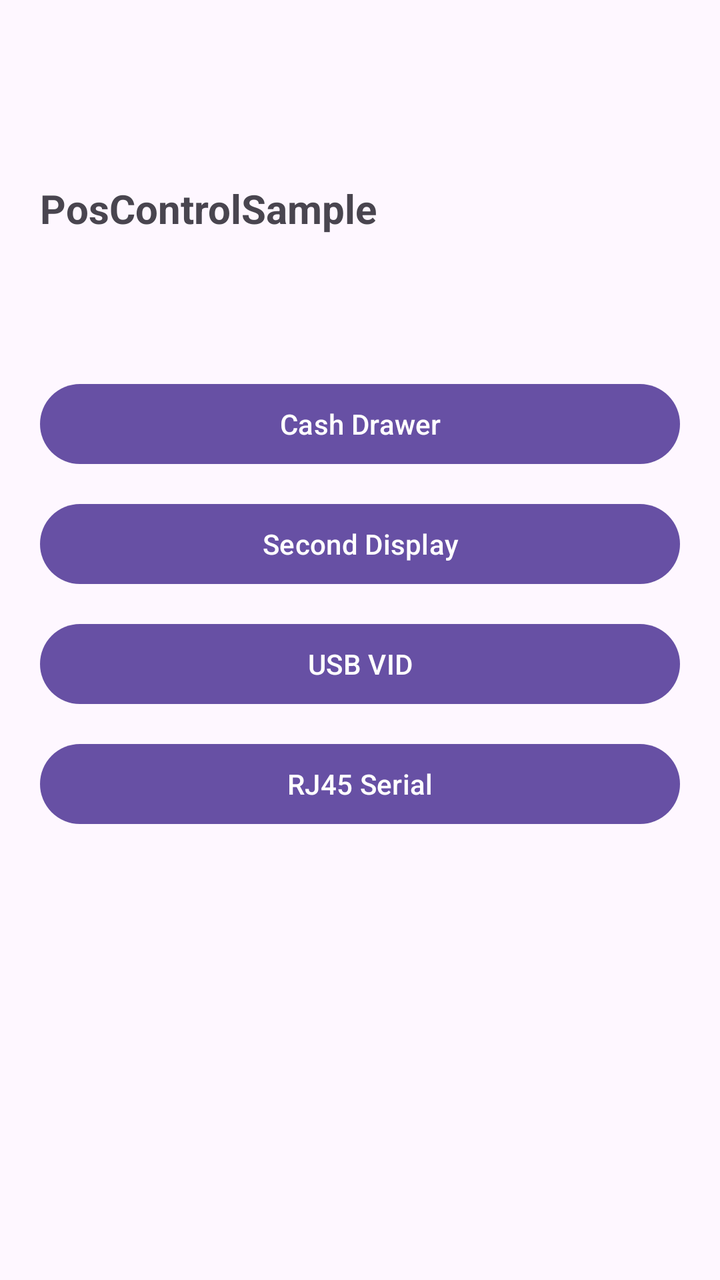
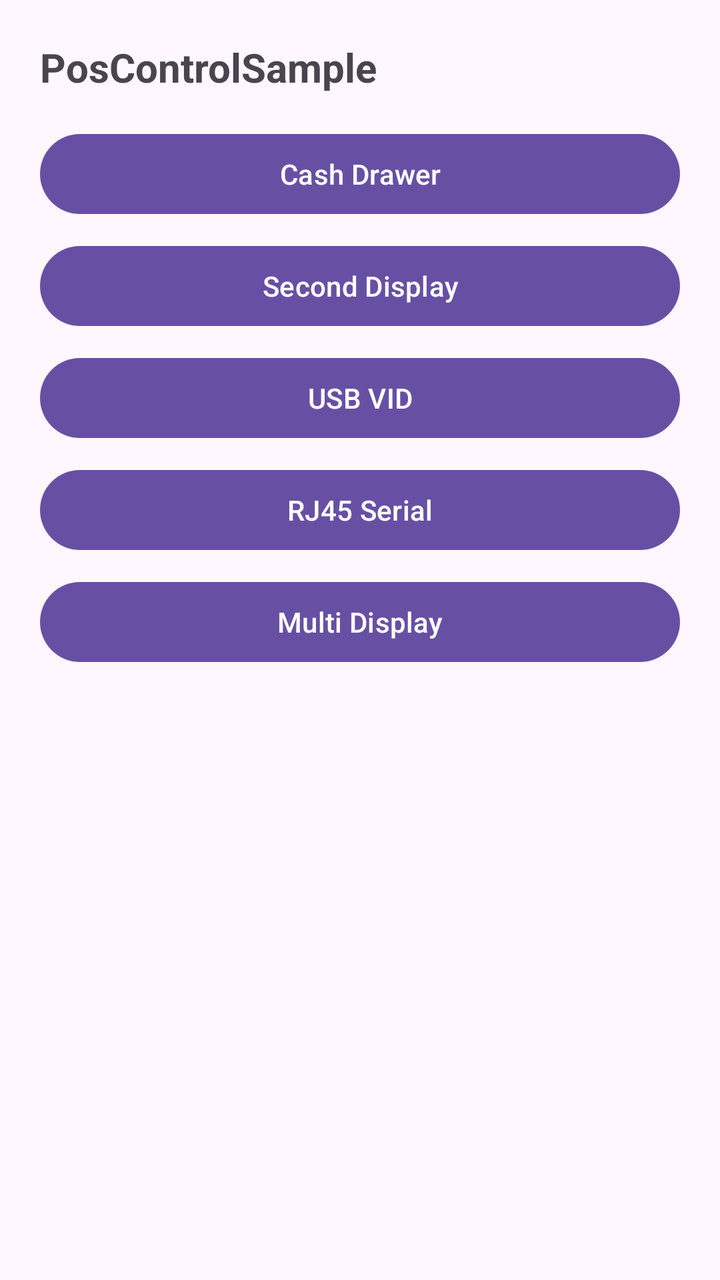

Compare the two renders of this Android layout. The source of the first and the diff that turns it into the second are given below.
<!-- AndroidManifest.xml: application theme Theme.PosControlSample -->
<!-- res/layout/activity_main.xml -->
<?xml version="1.0" encoding="utf-8"?>
<androidx.constraintlayout.widget.ConstraintLayout xmlns:android="http://schemas.android.com/apk/res/android"
    xmlns:app="http://schemas.android.com/apk/res-auto"
    android:id="@+id/root"
    android:layout_width="match_parent"
    android:layout_height="match_parent"
    android:padding="20dp">

    <TextView
        android:id="@+id/tv_title"
        android:layout_width="0dp"
        android:layout_height="wrap_content"
        android:text="@string/app_name"
        android:textSize="20sp"
        android:textStyle="bold"
        app:layout_constraintBottom_toTopOf="@id/guideline_center"
        app:layout_constraintEnd_toEndOf="parent"
        app:layout_constraintHorizontal_bias="0.0"
        app:layout_constraintStart_toStartOf="parent"
        app:layout_constraintTop_toTopOf="parent" />

    <androidx.constraintlayout.widget.Guideline
        android:id="@+id/guideline_center"
        android:layout_width="wrap_content"
        android:layout_height="wrap_content"
        android:orientation="horizontal"
        app:layout_constraintGuide_percent="0.28" />

    <Button
        android:id="@+id/btn_cash_drawer"
        android:layout_width="0dp"
        android:layout_height="wrap_content"
        android:text="@string/nav_cash_drawer"
        app:layout_constraintEnd_toEndOf="parent"
        app:layout_constraintStart_toStartOf="parent"
        app:layout_constraintTop_toBottomOf="@id/guideline_center" />

    <Button
        android:id="@+id/btn_second_display"
        android:layout_width="0dp"
        android:layout_height="wrap_content"
        android:layout_marginTop="12dp"
        android:text="@string/nav_second_display"
        app:layout_constraintEnd_toEndOf="parent"
        app:layout_constraintStart_toStartOf="parent"
        app:layout_constraintTop_toBottomOf="@id/btn_cash_drawer" />

    <Button
        android:id="@+id/btn_vid"
        android:layout_width="0dp"
        android:layout_height="wrap_content"
        android:layout_marginTop="12dp"
        android:text="@string/nav_vid"
        app:layout_constraintEnd_toEndOf="parent"
        app:layout_constraintStart_toStartOf="parent"
        app:layout_constraintTop_toBottomOf="@id/btn_second_display" />

    <Button
        android:id="@+id/btn_serial"
        android:layout_width="0dp"
        android:layout_height="wrap_content"
        android:layout_marginTop="12dp"
        android:text="RJ45 Serial"
        app:layout_constraintEnd_toEndOf="parent"
        app:layout_constraintHorizontal_bias="0.0"
        app:layout_constraintStart_toStartOf="parent"
        app:layout_constraintTop_toBottomOf="@id/btn_vid" />

</androidx.constraintlayout.widget.ConstraintLayout>
<!-- resources referenced by this layout -->
<resources>
  <string name="app_name">PosControlSample</string>
  <string name="nav_cash_drawer">Cash Drawer</string>
  <string name="nav_second_display">Second Display</string>
  <string name="nav_vid">USB VID</string>
  <style name="Theme.PosControlSample" parent="Base.Theme.PosControlSample" />
  <style name="Base.Theme.PosControlSample" parent="Theme.Material3.DayNight.NoActionBar">
          
          
      </style>
</resources>

<!-- the commit's change to res/layout/activity_main.xml (unified diff, before → after) -->
@@ -1,69 +1,56 @@
 <?xml version="1.0" encoding="utf-8"?>
-<androidx.constraintlayout.widget.ConstraintLayout xmlns:android="http://schemas.android.com/apk/res/android"
+<LinearLayout xmlns:android="http://schemas.android.com/apk/res/android"
     xmlns:app="http://schemas.android.com/apk/res-auto"
     android:id="@+id/root"
     android:layout_width="match_parent"
     android:layout_height="match_parent"
+    android:orientation="vertical"
     android:padding="20dp">
 
     <TextView
         android:id="@+id/tv_title"
-        android:layout_width="0dp"
+        android:layout_width="match_parent"
         android:layout_height="wrap_content"
         android:text="@string/app_name"
         android:textSize="20sp"
-        android:textStyle="bold"
-        app:layout_constraintBottom_toTopOf="@id/guideline_center"
-        app:layout_constraintEnd_toEndOf="parent"
-        app:layout_constraintHorizontal_bias="0.0"
-        app:layout_constraintStart_toStartOf="parent"
-        app:layout_constraintTop_toTopOf="parent" />
+        android:textStyle="bold" />
 
-    <androidx.constraintlayout.widget.Guideline
-        android:id="@+id/guideline_center"
-        android:layout_width="wrap_content"
-        android:layout_height="wrap_content"
-        android:orientation="horizontal"
-        app:layout_constraintGuide_percent="0.28" />
+    <View
+        android:layout_width="match_parent"
+        android:layout_height="16dp" />
 
     <Button
         android:id="@+id/btn_cash_drawer"
-        android:layout_width="0dp"
+        android:layout_width="match_parent"
         android:layout_height="wrap_content"
-        android:text="@string/nav_cash_drawer"
-        app:layout_constraintEnd_toEndOf="parent"
-        app:layout_constraintStart_toStartOf="parent"
-        app:layout_constraintTop_toBottomOf="@id/guideline_center" />
+        android:text="@string/nav_cash_drawer" />
 
     <Button
         android:id="@+id/btn_second_display"
-        android:layout_width="0dp"
+        android:layout_width="match_parent"
         android:layout_height="wrap_content"
-        android:layout_marginTop="12dp"
-        android:text="@string/nav_second_display"
-        app:layout_constraintEnd_toEndOf="parent"
-        app:layout_constraintStart_toStartOf="parent"
-        app:layout_constraintTop_toBottomOf="@id/btn_cash_drawer" />
+        android:layout_marginTop="8dp"
+        android:text="@string/nav_second_display" />
 
     <Button
         android:id="@+id/btn_vid"
-        android:layout_width="0dp"
+        android:layout_width="match_parent"
         android:layout_height="wrap_content"
-        android:layout_marginTop="12dp"
-        android:text="@string/nav_vid"
-        app:layout_constraintEnd_toEndOf="parent"
-        app:layout_constraintStart_toStartOf="parent"
-        app:layout_constraintTop_toBottomOf="@id/btn_second_display" />
+        android:layout_marginTop="8dp"
+        android:text="@string/nav_vid" />
 
     <Button
         android:id="@+id/btn_serial"
-        android:layout_width="0dp"
+        android:layout_width="match_parent"
         android:layout_height="wrap_content"
-        android:layout_marginTop="12dp"
-        android:text="RJ45 Serial"
-        app:layout_constraintEnd_toEndOf="parent"
-        app:layout_constraintHorizontal_bias="0.0"
-        app:layout_constraintStart_toStartOf="parent"
-        app:layout_constraintTop_toBottomOf="@id/btn_vid" />
+        android:layout_marginTop="8dp"
+        android:text="RJ45 Serial" />
 
-</androidx.constraintlayout.widget.ConstraintLayout>
+    <Button
+        android:id="@+id/btn_multi_display"
+        android:layout_width="match_parent"
+        android:layout_height="wrap_content"
+        android:layout_marginTop="8dp"
+        android:text="Multi Display" />
+
+</LinearLayout>
